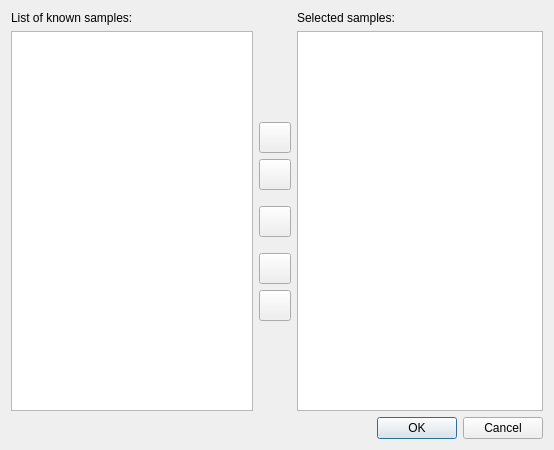
This is custom/kws1/lib/gui/samples.ui in mlz-ictrl/nicos as Qt 5 draws it before an edit. The edited form follows.
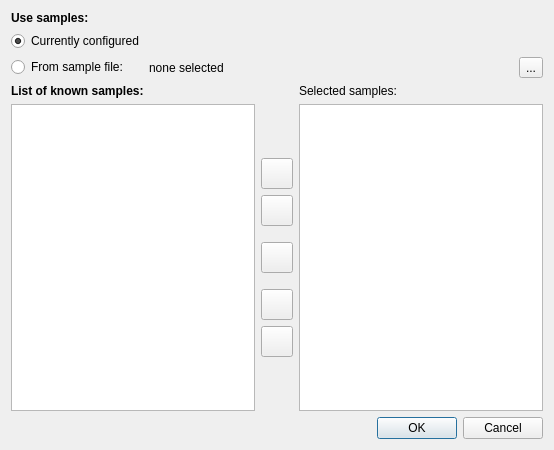
This is the edited form. Icons and pictures are not drawn.

Commit message: KWS1: select sample from current or from file for meas cmdlet

Diff of the .ui file:
```diff
--- a/custom/kws1/lib/gui/samples.ui
+++ b/custom/kws1/lib/gui/samples.ui
@@ -14,14 +14,7 @@
    <string>Sample settings</string>
   </property>
   <layout class="QGridLayout" name="gridLayout">
-   <item row="0" column="0">
-    <widget class="QLabel" name="label_2">
-     <property name="text">
-      <string>List of known samples:</string>
-     </property>
-    </widget>
-   </item>
-   <item row="0" column="3">
+   <item row="1" column="3">
     <widget class="QLabel" name="label">
      <property name="frameShape">
       <enum>QFrame::NoFrame</enum>
@@ -34,24 +27,7 @@
      </property>
     </widget>
    </item>
-   <item row="2" column="2" colspan="2">
-    <widget class="QDialogButtonBox" name="buttonBox">
-     <property name="orientation">
-      <enum>Qt::Horizontal</enum>
-     </property>
-     <property name="standardButtons">
-      <set>QDialogButtonBox::Cancel|QDialogButtonBox::Ok</set>
-     </property>
-    </widget>
-   </item>
-   <item row="1" column="0" colspan="2">
-    <widget class="QListWidget" name="allList">
-     <property name="selectionMode">
-      <enum>QAbstractItemView::MultiSelection</enum>
-     </property>
-    </widget>
-   </item>
-   <item row="1" column="3">
+   <item row="2" column="3">
     <widget class="QListWidget" name="selList">
      <property name="dragEnabled">
       <bool>true</bool>
@@ -64,7 +40,7 @@
      </property>
     </widget>
    </item>
-   <item row="1" column="2">
+   <item row="2" column="2">
     <layout class="QVBoxLayout" name="verticalLayout">
      <item>
       <spacer name="verticalSpacer">
@@ -211,6 +187,110 @@
      </item>
     </layout>
    </item>
+   <item row="3" column="2" colspan="2">
+    <widget class="QDialogButtonBox" name="buttonBox">
+     <property name="orientation">
+      <enum>Qt::Horizontal</enum>
+     </property>
+     <property name="standardButtons">
+      <set>QDialogButtonBox::Cancel|QDialogButtonBox::Ok</set>
+     </property>
+    </widget>
+   </item>
+   <item row="2" column="0" colspan="2">
+    <widget class="QListWidget" name="allList">
+     <property name="selectionMode">
+      <enum>QAbstractItemView::MultiSelection</enum>
+     </property>
+    </widget>
+   </item>
+   <item row="1" column="0">
+    <widget class="QLabel" name="label_2">
+     <property name="font">
+      <font>
+       <weight>75</weight>
+       <bold>true</bold>
+      </font>
+     </property>
+     <property name="text">
+      <string>List of known samples:</string>
+     </property>
+    </widget>
+   </item>
+   <item row="0" column="0" colspan="4">
+    <layout class="QVBoxLayout" name="verticalLayout_2">
+     <item>
+      <widget class="QLabel" name="label_3">
+       <property name="font">
+        <font>
+         <weight>75</weight>
+         <bold>true</bold>
+        </font>
+       </property>
+       <property name="text">
+        <string>Use samples:</string>
+       </property>
+      </widget>
+     </item>
+     <item>
+      <widget class="QRadioButton" name="currentSamplesBtn">
+       <property name="text">
+        <string>Currently configured</string>
+       </property>
+       <property name="checked">
+        <bool>true</bool>
+       </property>
+      </widget>
+     </item>
+     <item>
+      <layout class="QHBoxLayout" name="horizontalLayout">
+       <item>
+        <widget class="QRadioButton" name="sampleFileBtn">
+         <property name="text">
+          <string>From sample file:</string>
+         </property>
+        </widget>
+       </item>
+       <item>
+        <spacer name="horizontalSpacer">
+         <property name="orientation">
+          <enum>Qt::Horizontal</enum>
+         </property>
+         <property name="sizeType">
+          <enum>QSizePolicy::Fixed</enum>
+         </property>
+         <property name="sizeHint" stdset="0">
+          <size>
+           <width>15</width>
+           <height>20</height>
+          </size>
+         </property>
+        </spacer>
+       </item>
+       <item>
+        <widget class="QLabel" name="sampleFileLbl">
+         <property name="sizePolicy">
+          <sizepolicy hsizetype="Expanding" vsizetype="Preferred">
+           <horstretch>0</horstretch>
+           <verstretch>0</verstretch>
+          </sizepolicy>
+         </property>
+         <property name="text">
+          <string>none selected</string>
+         </property>
+        </widget>
+       </item>
+       <item>
+        <widget class="QToolButton" name="fileSelectBtn">
+         <property name="text">
+          <string>...</string>
+         </property>
+        </widget>
+       </item>
+      </layout>
+     </item>
+    </layout>
+   </item>
   </layout>
  </widget>
  <tabstops>
```
The commit also changes 3 other files.
